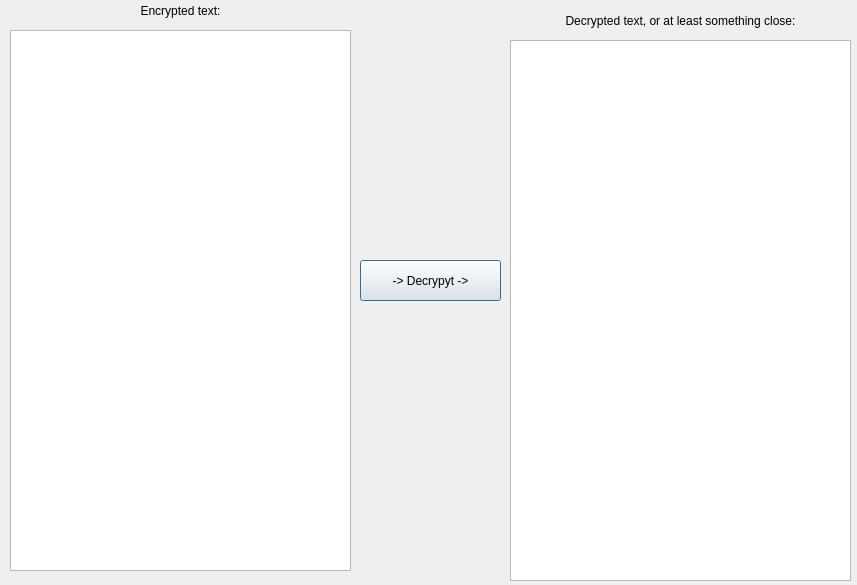
Old version of the form master/mainwindow.ui in the repository vladopp/distributed-decipher.
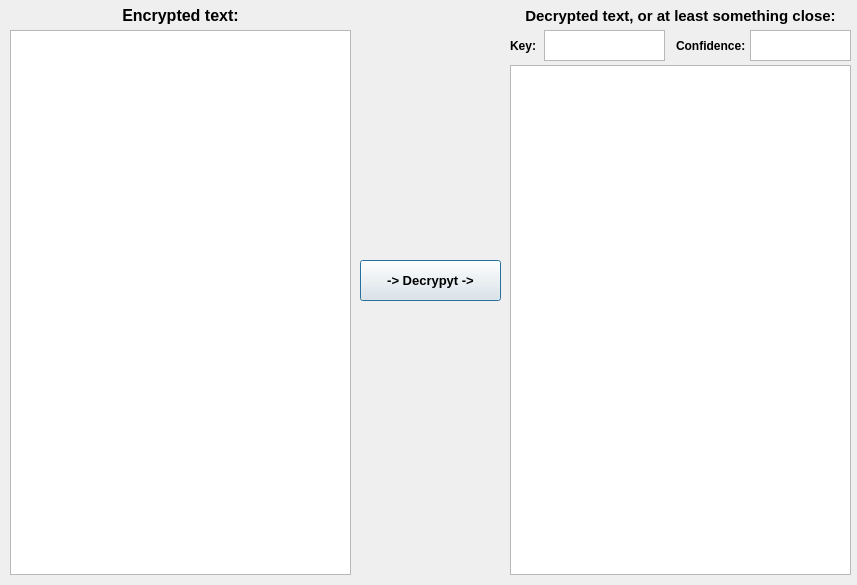
New version of the form.

Commit message: Fixing the refreshing of the status of decryption. Added new helper functions to the dbmanager. Made the GUI a little bit more better.

Patch:
```diff
--- a/master/mainwindow.ui
+++ b/master/mainwindow.ui
@@ -19,26 +19,39 @@
      <x>10</x>
      <y>30</y>
      <width>341</width>
-     <height>541</height>
+     <height>545</height>
     </rect>
    </property>
+   <property name="font">
+    <font>
+     <pointsize>12</pointsize>
+    </font>
+   </property>
    <property name="html">
     <string>&lt;!DOCTYPE HTML PUBLIC &quot;-//W3C//DTD HTML 4.0//EN&quot; &quot;http://www.w3.org/TR/REC-html40/strict.dtd&quot;&gt;
 &lt;html&gt;&lt;head&gt;&lt;meta name=&quot;qrichtext&quot; content=&quot;1&quot; /&gt;&lt;style type=&quot;text/css&quot;&gt;
 p, li { white-space: pre-wrap; }
-&lt;/style&gt;&lt;/head&gt;&lt;body style=&quot; font-family:'MS Shell Dlg 2'; font-size:8.25pt; font-weight:400; font-style:normal;&quot;&gt;
-&lt;p style=&quot;-qt-paragraph-type:empty; margin-top:0px; margin-bottom:0px; margin-left:0px; margin-right:0px; -qt-block-indent:0; text-indent:0px;&quot;&gt;&lt;br /&gt;&lt;/p&gt;&lt;/body&gt;&lt;/html&gt;</string>
+&lt;/style&gt;&lt;/head&gt;&lt;body style=&quot; font-family:'MS Shell Dlg 2'; font-size:12pt; font-weight:400; font-style:normal;&quot;&gt;
+&lt;p style=&quot;-qt-paragraph-type:empty; margin-top:0px; margin-bottom:0px; margin-left:0px; margin-right:0px; -qt-block-indent:0; text-indent:0px; font-size:8.25pt;&quot;&gt;&lt;br /&gt;&lt;/p&gt;&lt;/body&gt;&lt;/html&gt;</string>
    </property>
   </widget>
   <widget class="QLabel" name="labelEncryptedText">
    <property name="geometry">
     <rect>
      <x>10</x>
-     <y>0</y>
+     <y>5</y>
      <width>341</width>
      <height>21</height>
     </rect>
    </property>
+   <property name="font">
+    <font>
+     <pointsize>12</pointsize>
+     <weight>75</weight>
+     <italic>false</italic>
+     <bold>true</bold>
+    </font>
+   </property>
    <property name="text">
     <string>Encrypted text:</string>
    </property>
@@ -50,11 +63,19 @@
    <property name="geometry">
     <rect>
      <x>510</x>
-     <y>10</y>
+     <y>5</y>
      <width>341</width>
      <height>21</height>
     </rect>
    </property>
+   <property name="font">
+    <font>
+     <pointsize>11</pointsize>
+     <weight>75</weight>
+     <italic>false</italic>
+     <bold>true</bold>
+    </font>
+   </property>
    <property name="text">
     <string>Decrypted text, or at least something close:</string>
    </property>
@@ -66,11 +87,26 @@
    <property name="geometry">
     <rect>
      <x>510</x>
-     <y>40</y>
+     <y>65</y>
      <width>341</width>
-     <height>541</height>
+     <height>510</height>
     </rect>
    </property>
+   <property name="font">
+    <font>
+     <pointsize>12</pointsize>
+    </font>
+   </property>
+   <property name="readOnly">
+    <bool>true</bool>
+   </property>
+   <property name="html">
+    <string>&lt;!DOCTYPE HTML PUBLIC &quot;-//W3C//DTD HTML 4.0//EN&quot; &quot;http://www.w3.org/TR/REC-html40/strict.dtd&quot;&gt;
+&lt;html&gt;&lt;head&gt;&lt;meta name=&quot;qrichtext&quot; content=&quot;1&quot; /&gt;&lt;style type=&quot;text/css&quot;&gt;
+p, li { white-space: pre-wrap; }
+&lt;/style&gt;&lt;/head&gt;&lt;body style=&quot; font-family:'MS Shell Dlg 2'; font-size:12pt; font-weight:400; font-style:normal;&quot;&gt;
+&lt;p style=&quot;-qt-paragraph-type:empty; margin-top:0px; margin-bottom:0px; margin-left:0px; margin-right:0px; -qt-block-indent:0; text-indent:0px; font-size:8.25pt;&quot;&gt;&lt;br /&gt;&lt;/p&gt;&lt;/body&gt;&lt;/html&gt;</string>
+   </property>
   </widget>
   <widget class="QPushButton" name="buttonDecrypt">
    <property name="geometry">
@@ -81,10 +117,98 @@
      <height>41</height>
     </rect>
    </property>
+   <property name="font">
+    <font>
+     <pointsize>10</pointsize>
+     <weight>75</weight>
+     <bold>true</bold>
+    </font>
+   </property>
    <property name="text">
     <string>-&gt; Decrypyt -&gt;</string>
    </property>
   </widget>
+  <widget class="QTextEdit" name="textEditConfidence">
+   <property name="geometry">
+    <rect>
+     <x>750</x>
+     <y>30</y>
+     <width>101</width>
+     <height>31</height>
+    </rect>
+   </property>
+   <property name="font">
+    <font>
+     <pointsize>8</pointsize>
+    </font>
+   </property>
+   <property name="readOnly">
+    <bool>true</bool>
+   </property>
+  </widget>
+  <widget class="QLabel" name="label">
+   <property name="geometry">
+    <rect>
+     <x>676</x>
+     <y>30</y>
+     <width>71</width>
+     <height>31</height>
+    </rect>
+   </property>
+   <property name="font">
+    <font>
+     <weight>75</weight>
+     <bold>true</bold>
+    </font>
+   </property>
+   <property name="text">
+    <string>Confidence:</string>
+   </property>
+  </widget>
+  <widget class="QTextEdit" name="textEditKey">
+   <property name="geometry">
+    <rect>
+     <x>544</x>
+     <y>30</y>
+     <width>121</width>
+     <height>31</height>
+    </rect>
+   </property>
+   <property name="font">
+    <font>
+     <pointsize>8</pointsize>
+    </font>
+   </property>
+   <property name="readOnly">
+    <bool>true</bool>
+   </property>
+   <property name="html">
+    <string>&lt;!DOCTYPE HTML PUBLIC &quot;-//W3C//DTD HTML 4.0//EN&quot; &quot;http://www.w3.org/TR/REC-html40/strict.dtd&quot;&gt;
+&lt;html&gt;&lt;head&gt;&lt;meta name=&quot;qrichtext&quot; content=&quot;1&quot; /&gt;&lt;style type=&quot;text/css&quot;&gt;
+p, li { white-space: pre-wrap; }
+&lt;/style&gt;&lt;/head&gt;&lt;body style=&quot; font-family:'MS Shell Dlg 2'; font-size:8pt; font-weight:400; font-style:normal;&quot;&gt;
+&lt;p align=&quot;center&quot; style=&quot;-qt-paragraph-type:empty; margin-top:0px; margin-bottom:0px; margin-left:0px; margin-right:0px; -qt-block-indent:0; text-indent:0px;&quot;&gt;&lt;br /&gt;&lt;/p&gt;&lt;/body&gt;&lt;/html&gt;</string>
+   </property>
+  </widget>
+  <widget class="QLabel" name="label_2">
+   <property name="geometry">
+    <rect>
+     <x>510</x>
+     <y>30</y>
+     <width>51</width>
+     <height>31</height>
+    </rect>
+   </property>
+   <property name="font">
+    <font>
+     <weight>75</weight>
+     <bold>true</bold>
+    </font>
+   </property>
+   <property name="text">
+    <string>Key:</string>
+   </property>
+  </widget>
  </widget>
  <resources/>
  <connections/>
```
The commit also changes 3 other files.
